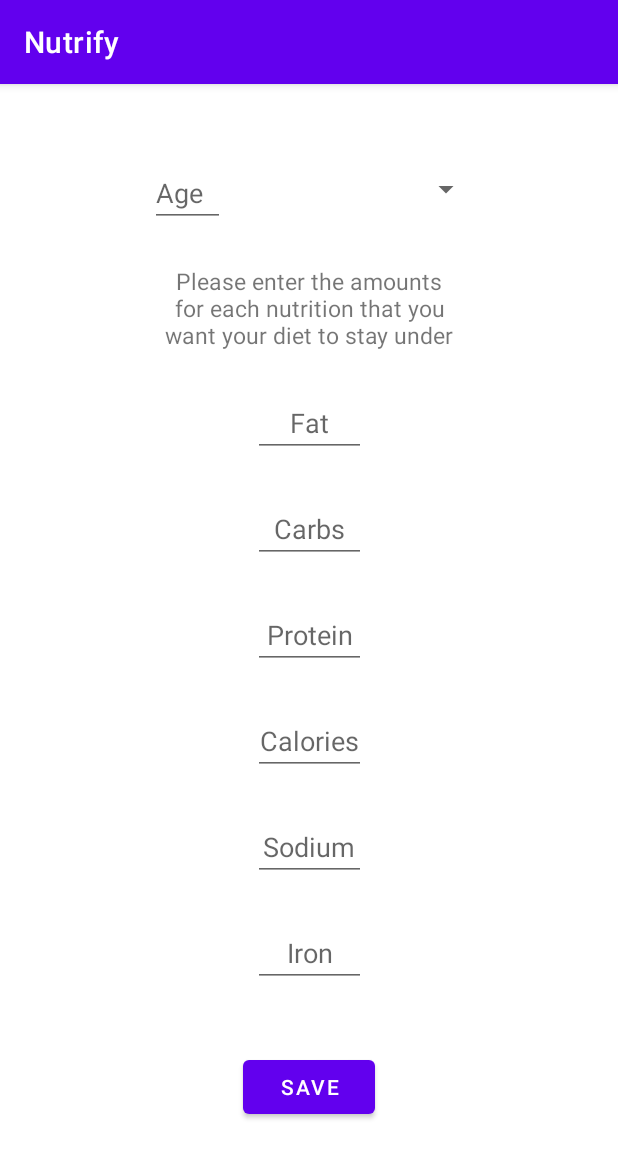
After one commit to CS222-UIUC/course-project-group-94, an Android app: the UserPreferencesFragment screen opened through its navigation route, on a phone screen of 412 x 824 dp. The commit adds this screen. Shown: the top 1158 px of the screen. Run offline under Robolectric (Android 15) with nearby library versions, the phone set to English and light mode, and no system bars.

Commit message:
Add basic UI for the page where users will enter their preferences (#16)
* Add basic UI for the page where users will enter their preferences

* Add sodium and iron to user preferences

```diff
--- /dev/null
+++ b/frontend/app/src/main/java/com/cs222/nutrify/ui/UserPreferencesFragment.kt
@@ -0,0 +1,21 @@
+package com.cs222.nutrify.ui
+
+import android.os.Bundle
+import android.view.LayoutInflater
+import android.view.View
+import android.view.ViewGroup
+import androidx.fragment.app.Fragment
+import com.cs222.nutrify.databinding.FragmentUserpreferencesBinding
+
+class UserPreferencesFragment : Fragment() {
+    private lateinit var binding: FragmentUserpreferencesBinding
+
+    override fun onCreateView(
+        inflater: LayoutInflater,
+        container: ViewGroup?,
+        savedInstanceState: Bundle?
+    ): View {
+        binding = FragmentUserpreferencesBinding.inflate(inflater, container, false)
+        return binding.root
+    }
+}
--- /dev/null
+++ b/frontend/app/src/main/res/layout/fragment_userpreferences.xml
@@ -0,0 +1,124 @@
+<?xml version="1.0" encoding="utf-8"?>
+<androidx.constraintlayout.widget.ConstraintLayout xmlns:android="http://schemas.android.com/apk/res/android"
+    xmlns:app="http://schemas.android.com/apk/res-auto"
+    android:layout_width="match_parent"
+    android:layout_height="match_parent">
+
+
+    <EditText
+        android:id="@+id/enter_age"
+        android:layout_width="50dp"
+        android:layout_height="wrap_content"
+        android:hint="@string/user_age"
+        android:inputType="number"
+        android:layout_marginStart="100dp"
+        android:layout_marginTop="50dp"
+        app:layout_constraintLeft_toLeftOf="parent"
+        app:layout_constraintTop_toTopOf="parent" />
+
+    <Spinner
+        android:id="@+id/select_gender"
+        android:layout_width="80dp"
+        android:layout_height="40dp"
+        android:layout_marginStart="50dp"
+        android:layout_marginTop="50dp"
+        app:layout_constraintTop_toTopOf="parent"
+        app:layout_constraintLeft_toLeftOf="@id/enter_age"
+        app:layout_constraintRight_toRightOf="parent" />
+
+    <TextView
+        android:id="@+id/instructions_for_user_preferences"
+        android:layout_width="wrap_content"
+        android:layout_height="wrap_content"
+        android:text="@string/instructions_on_user_preferences"
+        android:width="200dp"
+        android:textAlignment="center"
+        android:textSize="15dp"
+        app:layout_constraintTop_toBottomOf="@id/enter_age"
+        app:layout_constraintRight_toRightOf="parent"
+        app:layout_constraintLeft_toLeftOf="parent"
+        android:layout_marginTop="25dp"/>
+
+    <EditText
+        android:id="@+id/enter_fat_preference"
+        android:layout_width="75dp"
+        android:layout_height="wrap_content"
+        android:hint="@string/user_fat_pref"
+        android:inputType="numberDecimal"
+        android:layout_marginTop="25dp"
+        android:textAlignment="center"
+        app:layout_constraintLeft_toLeftOf="parent"
+        app:layout_constraintTop_toBottomOf="@id/instructions_for_user_preferences"
+        app:layout_constraintRight_toRightOf="parent"/>
+
+    <EditText
+        android:id="@+id/enter_carb_preference"
+        android:layout_width="75dp"
+        android:layout_height="wrap_content"
+        android:hint="@string/user_carbs_pref"
+        android:inputType="numberDecimal"
+        android:textAlignment="center"
+        android:layout_marginTop="25dp"
+        app:layout_constraintLeft_toLeftOf="parent"
+        app:layout_constraintTop_toBottomOf="@id/enter_fat_preference"
+        app:layout_constraintRight_toRightOf="parent"/>
+
+    <EditText
+        android:id="@+id/enter_protein_preference"
+        android:layout_width="75dp"
+        android:layout_height="wrap_content"
+        android:hint="@string/user_protein_pref"
+        android:inputType="numberDecimal"
+        android:textAlignment="center"
+        android:layout_marginTop="25dp"
+        app:layout_constraintLeft_toLeftOf="parent"
+        app:layout_constraintTop_toBottomOf="@id/enter_carb_preference"
+        app:layout_constraintRight_toRightOf="parent"/>
+
+    <EditText
+        android:id="@+id/enter_calories_preference"
+        android:layout_width="75dp"
+        android:layout_height="wrap_content"
+        android:hint="@string/user_calories_pref"
+        android:inputType="numberDecimal"
+        android:textAlignment="center"
+        android:layout_marginTop="25dp"
+        app:layout_constraintLeft_toLeftOf="parent"
+        app:layout_constraintTop_toBottomOf="@id/enter_protein_preference"
+        app:layout_constraintRight_toRightOf="parent"/>
+
+    <EditText
+        android:id="@+id/enter_sodium_preference"
+        android:layout_width="75dp"
+        android:layout_height="wrap_content"
+        android:hint="@string/user_sodium_pref"
+        android:inputType="numberDecimal"
+        android:textAlignment="center"
+        android:layout_marginTop="25dp"
+        app:layout_constraintLeft_toLeftOf="parent"
+        app:layout_constraintTop_toBottomOf="@id/enter_calories_preference"
+        app:layout_constraintRight_toRightOf="parent"/>
+
+    <EditText
+        android:id="@+id/enter_iron_preference"
+        android:layout_width="75dp"
+        android:layout_height="wrap_content"
+        android:hint="@string/user_iron_pref"
+        android:inputType="numberDecimal"
+        android:textAlignment="center"
+        android:layout_marginTop="25dp"
+        app:layout_constraintLeft_toLeftOf="parent"
+        app:layout_constraintTop_toBottomOf="@id/enter_sodium_preference"
+        app:layout_constraintRight_toRightOf="parent"/>
+
+    <Button
+        android:id="@+id/save_user_pref"
+        android:layout_width="wrap_content"
+        android:layout_height="wrap_content"
+        android:text="@string/save_user_pref"
+        android:layout_marginBottom="75dp"
+        app:layout_constraintBottom_toBottomOf="parent"
+        app:layout_constraintLeft_toLeftOf="parent"
+        app:layout_constraintRight_toRightOf="parent"/>
+
+</androidx.constraintlayout.widget.ConstraintLayout>
--- a/frontend/app/src/main/res/navigation/nav_graph.xml
+++ b/frontend/app/src/main/res/navigation/nav_graph.xml
@@ -18,4 +18,8 @@
         android:id="@+id/nutritionInputFragment"
         android:name="com.cs222.nutrify.ui.NutritionInputFragment"
         android:label="NutritionInputFragment"/>
+    <fragment
+        android:id="@+id/userPreferencesFragment"
+        android:name="com.cs222.nutrify.ui.UserPreferencesFragment"
+        android:label="UserPreferencesFragment" />
 </navigation>
--- a/frontend/app/src/main/res/values/strings.xml
+++ b/frontend/app/src/main/res/values/strings.xml
@@ -5,10 +5,11 @@
     <string name="prompt_password">Password</string>
     <string name="action_sign_in">Sign in or register</string>
     <string name="action_sign_in_short">Sign in</string>
-    <string name="welcome">"Welcome !"</string>
     <string name="invalid_username">Not a valid username</string>
     <string name="invalid_password">Password must be >5 characters</string>
     <string name="login_failed">"Login failed"</string>
+
+    <!-- Strings related to the food information that the user will input -->
     <string name="prompt_calories">Calories</string>
     <string name="prompt_fat">Fat</string>
     <string name="prompt_sodium">Sodium</string>
@@ -22,4 +23,15 @@
     <string name="add_food_information">Add Food Item</string>
     <string name="unfilled_text_boxes_add">Please fill out all text boxes</string>
     <string name="filled_text_boxes_add">Food information received</string>
+
+    <!-- Strings related to the preferences of the user-->
+    <string name="instructions_on_user_preferences">Please enter the amounts for each nutrition that you want your diet to stay under</string>
+    <string name="user_age">Age</string>
+    <string name="user_fat_pref">Fat</string>
+    <string name="user_carbs_pref">Carbs</string>
+    <string name="user_protein_pref">Protein</string>
+    <string name="user_calories_pref">Calories</string>
+    <string name="user_sodium_pref">Sodium</string>
+    <string name="user_iron_pref">Iron</string>
+    <string name="save_user_pref">Save</string>
 </resources>
```
